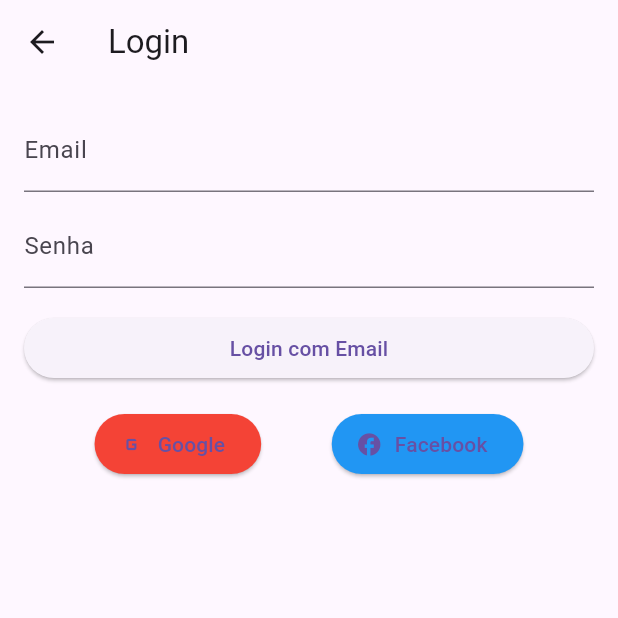
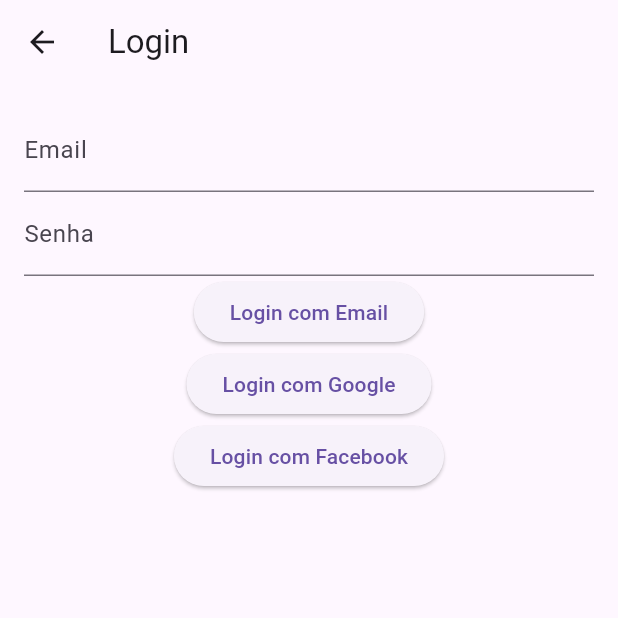
Before and after one commit to jhonnylucius/versaoteste, a Flutter app: the screen it shows after launch, on a phone screen of 412 x 824 dp, the top half of it. Run offline on Flutter 3.47's test engine with Material 3 defaults, Android fonts, the phone set to English and light mode, and no system bars; our stand-ins replace cloud_firestore, firebase_auth, flutter_local_notifications, google_sign_in, logger; missing offline and left inert: flutter_facebook_auth; accounts and stored records are empty.

Commit message:
add dependencias e ajustes na pg de login

```diff
--- a/lib/features/auth/presentation/pages/login_page.dart
+++ b/lib/features/auth/presentation/pages/login_page.dart
@@ -1,90 +1,98 @@
-// Importa o pacote Flutter para construir a interface do usuário.
+import 'package:firebase_auth/firebase_auth.dart';
 import 'package:flutter/material.dart';
+import 'package:flutter_facebook_auth/flutter_facebook_auth.dart';
+import 'package:google_sign_in/google_sign_in.dart';
+import 'package:logger/logger.dart';
 
-// Importa um widget personalizado para botões de login social.
-import '../widgets/social_login_buttons.dart';
+class LoginPage extends StatefulWidget {
+  const LoginPage({super.key});
 
-// Classe `LoginPage`.
-// Representa a página de login, permitindo login com email, Google ou Facebook.
-class LoginPage extends StatelessWidget {
-  // Controladores para os campos de texto (email e senha).
-  final TextEditingController emailController = TextEditingController();
-  final TextEditingController passwordController = TextEditingController();
+  @override
+  LoginPageState createState() => LoginPageState();
+}
 
-  // Construtor da classe `LoginPage`.
-  LoginPage({super.key});
+class LoginPageState extends State<LoginPage> {
+  final FirebaseAuth _auth = FirebaseAuth.instance;
+  final GoogleSignIn _googleSignIn = GoogleSignIn();
+  final TextEditingController _emailController = TextEditingController();
+  final TextEditingController _passwordController = TextEditingController();
+  final Logger _logger = Logger();
 
-  // Método privado para realizar login com email e senha.
-  // Recebe o `BuildContext` para acessar o contexto da interface.
-  void _loginWithEmail(BuildContext context) {
-    // Adicionar lógica para login com email.
-    // Exemplo: autenticar o usuário usando uma API ou Firebase.
+  Future<void> _loginWithEmail() async {
+    try {
+      await _auth.signInWithEmailAndPassword(
+        email: _emailController.text,
+        password: _passwordController.text,
+      );
+      // Navegar para a próxima tela
+    } catch (e) {
+      _logger.e('Erro ao fazer login com email: $e');
+    }
   }
 
-  // Método privado para realizar login com Google.
-  // Recebe o `BuildContext` para acessar o contexto da interface.
-  void _loginWithGoogle(BuildContext context) {
-    // Adicionar lógica para login com Google.
-    // Exemplo: integrar com o Google Sign-In.
+  Future<void> _loginWithGoogle() async {
+    try {
+      final GoogleSignInAccount? googleUser = await _googleSignIn.signIn();
+      final GoogleSignInAuthentication googleAuth =
+          await googleUser!.authentication;
+      final AuthCredential credential = GoogleAuthProvider.credential(
+        accessToken: googleAuth.accessToken,
+        idToken: googleAuth.idToken,
+      );
+      await _auth.signInWithCredential(credential);
+      // Navegar para a próxima tela
+    } catch (e) {
+      _logger.e('Erro ao fazer login com Google: $e');
+    }
   }
 
-  // Método privado para realizar login com Facebook.
-  // Recebe o `BuildContext` para acessar o contexto da interface.
-  void _loginWithFacebook(BuildContext context) {
-    // Adicionar lógica para login com Facebook.
-    // Exemplo: integrar com o Facebook Login.
+  Future<void> _loginWithFacebook() async {
+    try {
+      final LoginResult result = await FacebookAuth.instance.login();
+      if (result.status == LoginStatus.success) {
+        final AccessToken accessToken = result.accessToken!;
+        final AuthCredential credential =
+            FacebookAuthProvider.credential(accessToken.tokenString);
+        await _auth.signInWithCredential(credential);
+        // Navegar para a próxima tela
+      } else {
+        _logger.e('Erro ao fazer login com Facebook: ${result.message}');
+      }
+    } catch (e) {
+      _logger.e('Erro ao fazer login com Facebook: $e');
+    }
   }
 
-  // Método `build` para construir o widget da página de login.
   @override
   Widget build(BuildContext context) {
     return Scaffold(
-      // Estrutura principal da página, incluindo barra de título e corpo.
       appBar: AppBar(
-        // Barra de título da página.
-        title: Text("Login"),
+        title: Text('Login'),
       ),
       body: Padding(
-        // Espaçamento interno ao redor do corpo da página.
         padding: const EdgeInsets.all(16.0),
         child: Column(
-          // Define o alinhamento dos widgets como esticado (preencher a largura).
-          crossAxisAlignment: CrossAxisAlignment.stretch,
           children: [
-            // Campo de texto para inserir o email do usuário.
             TextField(
-              controller:
-                  emailController, // Controlador para gerenciar o texto inserido.
-              decoration:
-                  InputDecoration(labelText: "Email"), // Rótulo do campo.
+              controller: _emailController,
+              decoration: InputDecoration(labelText: 'Email'),
             ),
-            SizedBox(height: 8.0), // Espaçamento entre os widgets.
-
-            // Campo de texto para inserir a senha do usuário.
             TextField(
-              controller:
-                  passwordController, // Controlador para gerenciar o texto inserido.
-              decoration:
-                  InputDecoration(labelText: "Senha"), // Rótulo do campo.
-              obscureText: true, // Oculta o texto (usado para campos de senha).
+              controller: _passwordController,
+              decoration: InputDecoration(labelText: 'Senha'),
+              obscureText: true,
             ),
-            SizedBox(height: 16.0), // Espaçamento entre os widgets.
-
-            // Botão para realizar login com email e senha.
             ElevatedButton(
-              onPressed: () =>
-                  _loginWithEmail(context), // Chama o método `_loginWithEmail`.
-              child: Text("Login com Email"), // Texto exibido no botão.
+              onPressed: _loginWithEmail,
+              child: Text('Login com Email'),
             ),
-            SizedBox(height: 16.0), // Espaçamento entre os widgets.
-
-            // Botões de login social (Google e Facebook).
-            // Usam um widget personalizado `SocialLoginButtons`.
-            SocialLoginButtons(
-              onGooglePressed: () => _loginWithGoogle(
-                  context), // Chama o método `_loginWithGoogle`.
-              onFacebookPressed: () => _loginWithFacebook(
-                  context), // Chama o método `_loginWithFacebook`.
+            ElevatedButton(
+              onPressed: _loginWithGoogle,
+              child: Text('Login com Google'),
+            ),
+            ElevatedButton(
+              onPressed: _loginWithFacebook,
+              child: Text('Login com Facebook'),
             ),
           ],
         ),
--- a/pubspec.yaml
+++ b/pubspec.yaml
@@ -11,6 +11,7 @@
   flutter:
     sdk: flutter
   intl: ^0.18.0
+  logger: ^1.0.0
 
   flutter_local_notifications: ^18.0.1
 
```
Also changed, not shown: pubspec.lock.
